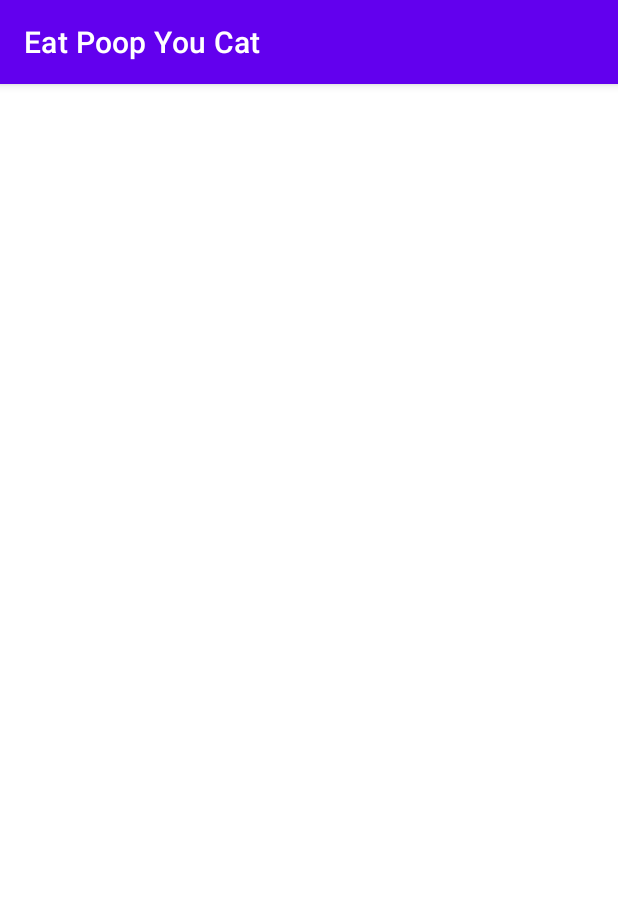
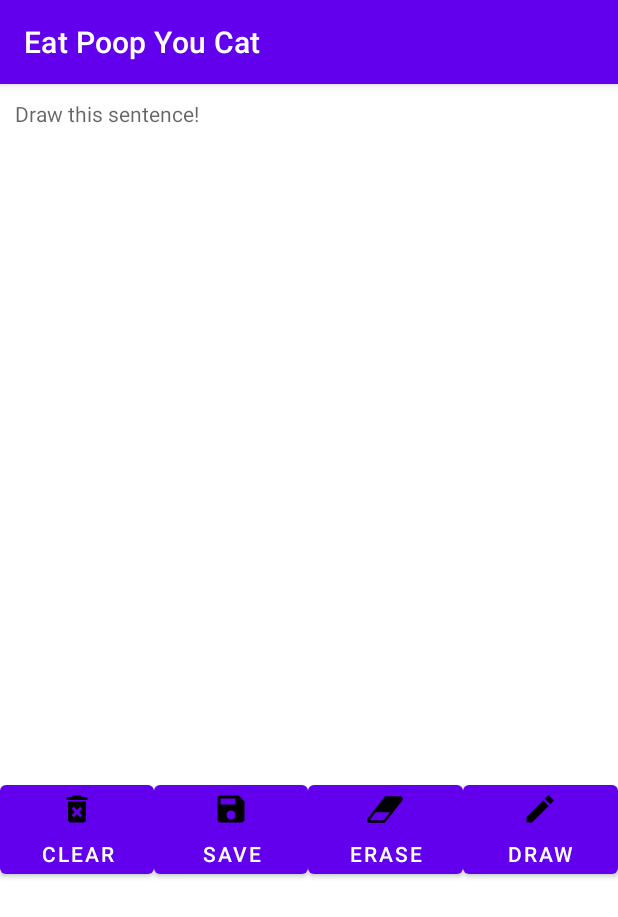
Before and after one commit to JamesOsborn-SE/eat-poop-you-cat-android, an Android app: the screen it shows after launch (MainActivity), on a phone screen of 412 x 824 dp. Shown: the top 917 px of the screen. Run offline under Robolectric (Android 15) with nearby library versions, the light colour scheme and no system bars; our stand-ins replace Dagger/Hilt's generated code, data binding.

Commit message:
removed cruft

```diff
--- a/app/src/main/java/dev/develsinthedetails/eatpoopyoucat/GameViewModel.kt
+++ b/app/src/main/java/dev/develsinthedetails/eatpoopyoucat/GameViewModel.kt
@@ -1,13 +1,11 @@
 package dev.develsinthedetails.eatpoopyoucat
 
 import androidx.lifecycle.ViewModel
-import dagger.hilt.android.lifecycle.HiltViewModel
-import dev.develsinthedetails.eatpoopyoucat.data.GameRepository
-import javax.inject.Inject
 
-@HiltViewModel
-class GameViewModel @Inject constructor(
-    private val gameRepository: GameRepository
+class GameViewModel constructor(
 ): ViewModel() {
+    private var _sentenceToDraw = "eat poop you cat!"
 
+    val sentenceToDraw
+        get() = _sentenceToDraw
 }
--- a/app/src/main/res/layout/fragment_game.xml
+++ b/app/src/main/res/layout/fragment_game.xml
@@ -1,90 +1,90 @@
 <?xml version="1.0" encoding="utf-8"?>
-<layout xmlns:app="http://schemas.android.com/apk/res-auto"
-    xmlns:tools="http://schemas.android.com/tools"
-    xmlns:android="http://schemas.android.com/apk/res/android">
+<layout xmlns:android="http://schemas.android.com/apk/res/android"
+    xmlns:app="http://schemas.android.com/apk/res-auto">
 
     <data>
-    <import type="dev.develsinthedetails.eatpoopyoucat.data.Game"/>
+        <import type="dev.develsinthedetails.eatpoopyoucat.GameViewModel" />
         <variable
             name="viewModel"
             type="dev.develsinthedetails.eatpoopyoucat.GameViewModel" />
 
     </data>
 
-    <RelativeLayout
+    <androidx.constraintlayout.widget.ConstraintLayout
+        android:layout_marginTop="?attr/actionBarSize"
         android:layout_width="match_parent"
         android:layout_height="match_parent"
-        tools:context=".MainActivity">
+        android:layout_gravity="top">
 
-        <LinearLayout
-            android:id="@+id/linear"
-            android:layout_width="match_parent"
+        <TextView
+            android:id="@+id/sentenceToDraw"
+            android:layout_width="0dp"
             android:layout_height="wrap_content"
-            android:orientation="vertical">
-
-            <LinearLayout
-                android:layout_width="match_parent"
-                android:layout_height="wrap_content"
-                android:layout_gravity="bottom"
-                android:orientation="horizontal">
-
-                <ImageButton
-                    android:id="@+id/btn_clearAll"
-                    android:layout_width="wrap_content"
-                    android:layout_height="wrap_content"
-                    android:layout_weight="1"
-                    android:src="@drawable/ic_baseline_delete_forever_24"
-                    android:text="@string/undo"
-                    android:contentDescription="clear" />
-
-                <ImageButton
-                    android:id="@+id/btn_save"
-                    android:layout_width="wrap_content"
-                    android:layout_height="wrap_content"
-                    android:layout_weight="1"
-                    android:text="@string/save"
-                    android:src="@drawable/ic_baseline_save_24"
-                    android:contentDescription="save your work" />
-
-                <ImageButton
-                    android:id="@+id/btn_erase"
-                    android:layout_width="wrap_content"
-                    android:layout_height="wrap_content"
-                    android:layout_weight="1"
-                    android:src="@drawable/ic_eraser_24"
-                    android:text="Erase"
-                    android:contentDescription="Erase some" />
-
-                <ImageButton
-                    android:id="@+id/btn_draw"
-                    android:layout_width="wrap_content"
-                    android:layout_height="wrap_content"
-                    android:layout_weight="1"
-                    android:src="@drawable/ic_baseline_create_24"
-                    android:text="Draw"
-                    android:contentDescription="Draw" />
-            </LinearLayout>
-
-            <androidx.constraintlayout.widget.ConstraintLayout
-                android:layout_width="match_parent"
-                android:layout_height="match_parent">
-
+            android:layout_margin="10dp"
+            android:layout_marginStart="9dp"
+            android:layout_marginEnd="9dp"
+            android:autofillHints="@string/draw_this_sentence"
+            android:hint="@string/draw_this_sentence"
+            android:text="@{viewModel.sentenceToDraw}"
+            app:layout_constraintEnd_toEndOf="parent"
+            app:layout_constraintStart_toStartOf="parent"
+            app:layout_constraintTop_toTopOf="parent" />
 
         <dev.develsinthedetails.eatpoopyoucat.DrawView
             android:id="@+id/draw_view"
             android:layout_width="0dp"
             android:layout_height="0dp"
-                    android:layout_marginEnd="0dp"
-                    android:layout_marginStart="0dp"
-                    android:layout_marginTop="0dp"
-                    app:layout_constraintBottom_toBottomOf="parent"
             app:layout_constraintDimensionRatio="H,1:1"
             app:layout_constraintEnd_toEndOf="parent"
             app:layout_constraintStart_toStartOf="parent"
-                    app:layout_constraintTop_toTopOf="parent" />
-            </androidx.constraintlayout.widget.ConstraintLayout>
+            app:layout_constraintTop_toBottomOf="@+id/sentenceToDraw" />
+
+        <LinearLayout
+            android:id="@+id/edit_buttons"
+            android:layout_width="match_parent"
+            android:layout_height="wrap_content"
+            android:layout_marginTop="20dp"
+            app:layout_constraintStart_toStartOf="parent"
+            app:layout_constraintTop_toBottomOf="@+id/draw_view">
+
+
+            <Button
+                android:id="@+id/btn_clearAll"
+                android:layout_width="wrap_content"
+                android:layout_height="wrap_content"
+                android:layout_weight="1"
+                android:contentDescription="@string/clear"
+                android:drawableTop="@drawable/ic_baseline_delete_forever_24"
+                android:text="@string/clear" />
+
+            <Button
+                android:id="@+id/btn_save"
+                android:layout_width="wrap_content"
+                android:layout_height="wrap_content"
+                android:layout_weight="1"
+                android:contentDescription="@string/save_description"
+                android:drawableTop="@drawable/ic_baseline_save_24"
+                android:text="@string/save" />
+
+            <Button
+                android:id="@+id/btn_erase"
+                android:layout_width="wrap_content"
+                android:layout_height="wrap_content"
+                android:layout_weight="1"
+                android:contentDescription="@string/erase_description"
+                android:drawableTop="@drawable/ic_eraser_24"
+                android:text="@string/erase"/>
+
+            <Button
+                android:id="@+id/btn_draw"
+                android:layout_width="wrap_content"
+                android:layout_height="wrap_content"
+                android:layout_weight="1"
+                android:contentDescription="@string/draw_description"
+                android:drawableTop="@drawable/ic_baseline_create_24"
+                android:text="@string/draw" />
+
         </LinearLayout>
 
-    </RelativeLayout>
-
+    </androidx.constraintlayout.widget.ConstraintLayout>
 </layout>
```
Lines whose indentation alone changed are shown as unchanged.
